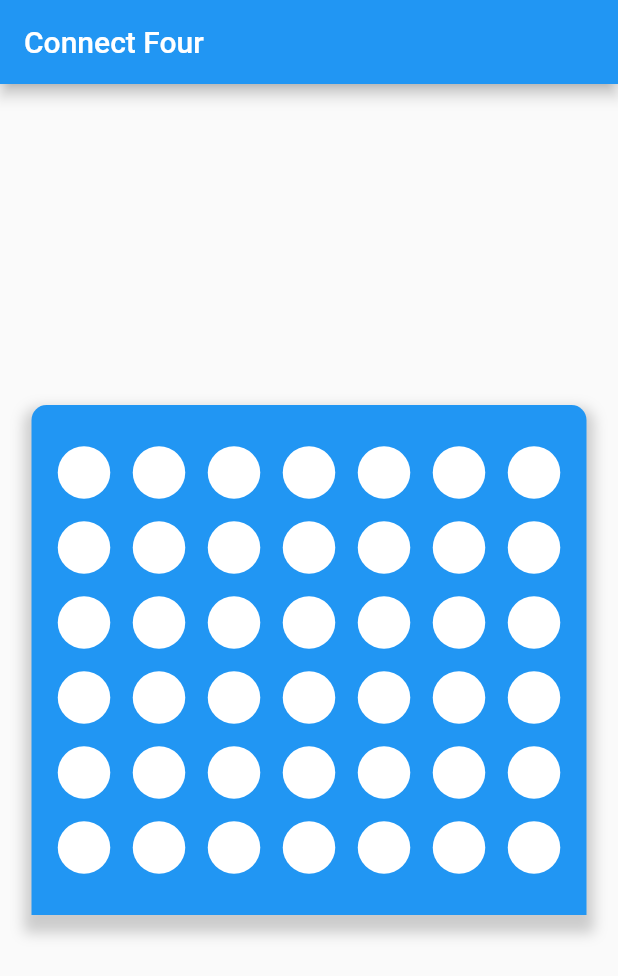
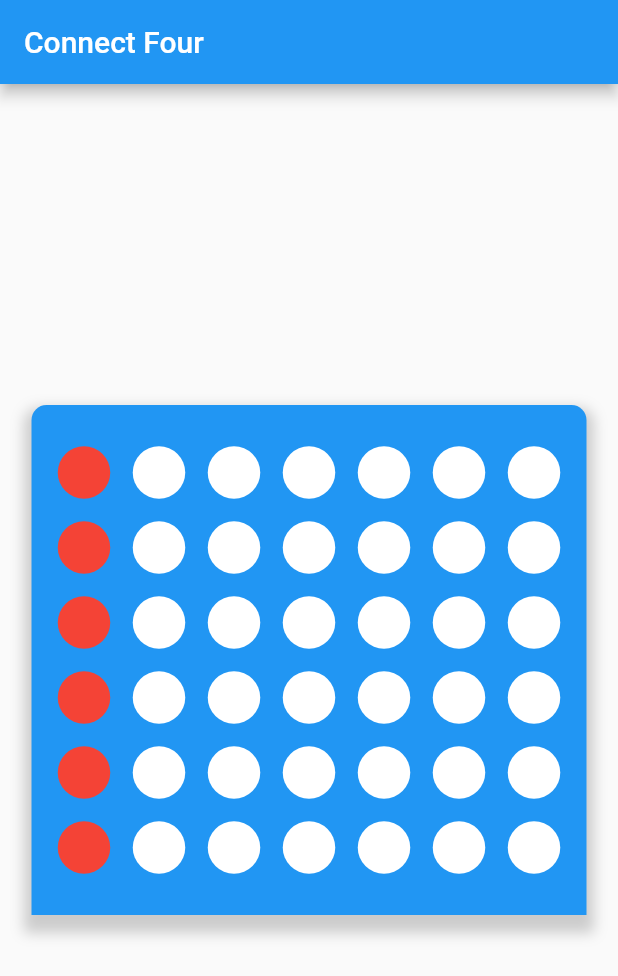
Before and after one commit to hoang-danny05/FirstReactProject, a Flutter app: the screen it shows after launch, on a phone screen of 412 x 824 dp. Shown: the top 976 px of the screen. Run offline on Flutter 3.47's test engine with Material 2 defaults, Android fonts, the phone set to English and light mode, and no system bars; our stand-ins replace get.

Commit message:
made it possible for controller to change colors of coins

```diff
--- a/lib/controllers/game_controller.dart
+++ b/lib/controllers/game_controller.dart
@@ -1,10 +1,11 @@
-import 'dart:ffi';
+//import 'dart:ffi';
 
 import 'package:get/get.dart';
 
+//board has 7 colums and 6 rows.
+//may either be empty, yellow, or red.
+//this class holds all game logic. Note how it stores all pertinent game data.
 class GameController extends GetxController {
-  //board has 7 colums and 6 rows.
-  //may either be empty, yellow, or red.
   RxList<List<int>> _board = RxList<List<int>>();
   List<List<int>> get board => _board.value;
   set board(List<List<int>> value) => _board.value = value;
@@ -12,7 +13,7 @@ class GameController extends GetxController {
   void _buildBoard() {
     //creates model of entire board at the beginning, with zeros representing empty spaces
     board = [
-      List.filled(6, 0),
+      List.filled(6, 1),
       List.filled(6, 0),
       List.filled(6, 0),
       List.filled(6, 0),
--- a/lib/widgets/cell.dart
+++ b/lib/widgets/cell.dart
@@ -2,8 +2,27 @@ import 'package:flutter/material.dart';
 
 import 'coin.dart';
 
+enum cellMode { EMPTY, YELLOW, RED }
+
 class Cell extends StatelessWidget {
-  const Cell({super.key});
+  final cellMode mode;
+
+  const Cell({super.key, required this.mode});
+
+  Coin _buildCoin() {
+    switch (mode) {
+      case cellMode.YELLOW:
+        return const Coin(pieceColor: Colors.yellow);
+      case cellMode.RED:
+        return const Coin(
+          pieceColor: Colors.red,
+        );
+      case cellMode.EMPTY:
+        return const Coin(
+          pieceColor: Colors.white,
+        );
+    }
+  }
 
   @override
   Widget build(BuildContext context) {
@@ -14,9 +33,7 @@ class Cell extends StatelessWidget {
           width: 50,
           color: Colors.blue,
         ),
-        Coin(
-          pieceColor: Colors.white,
-        )
+        _buildCoin(),
       ],
     );
   }
--- a/lib/widgets/game_column.dart
+++ b/lib/widgets/game_column.dart
@@ -10,7 +10,17 @@ class GameColumn extends StatelessWidget {
   final List<int> columnOfPieces;
 
   List<Cell> _buildColumn() {
-    return columnOfPieces.map((number) => Cell()).toList();
+    return columnOfPieces
+        .map((number) => number == 0
+            ? const Cell(
+                mode: cellMode.EMPTY,
+              )
+            : number == 1
+                ? const Cell(mode: cellMode.RED)
+                : const Cell(
+                    mode: cellMode.YELLOW,
+                  ))
+        .toList();
   }
 
   @override
```
